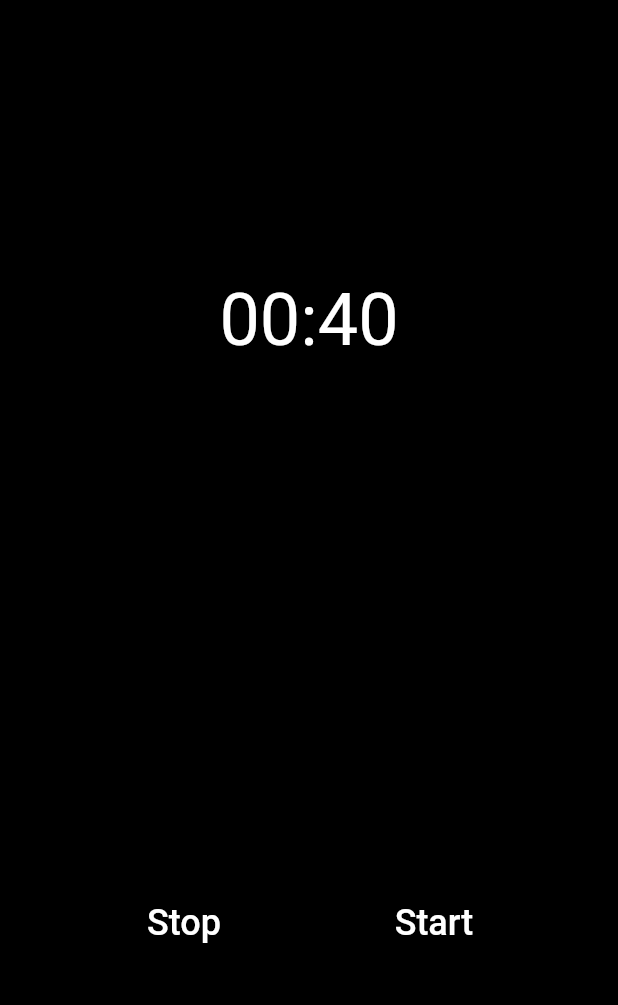
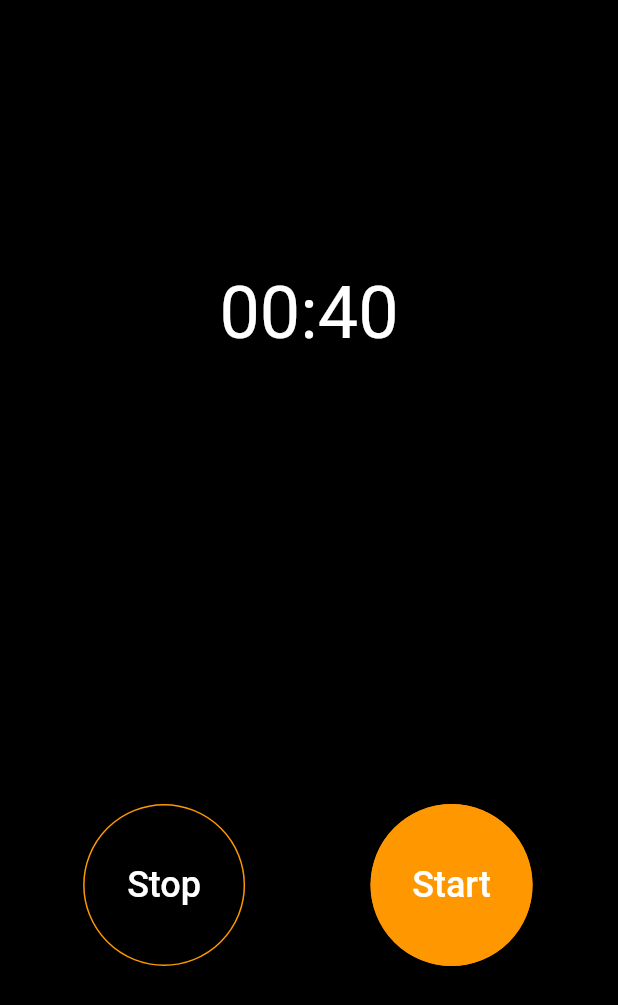
Before and after one commit to hisnameispum/ios_timer_with_flutter, a Flutter app: the screen it shows after launch, on a phone screen of 412 x 824 dp. Shown: the top 1005 px of the screen. Run offline on Flutter 3.47's test engine with Material 2 defaults, Android fonts, the phone set to English and light mode, and no system bars.

Commit message:
Added 2 buttons

```diff
--- a/lib/main.dart
+++ b/lib/main.dart
@@ -75,12 +75,19 @@ class _MyHomePageState extends State<MyHomePage> {
               ],
             ),
             SizedBox(
-              height: 350,
+              height: 300,
             ),
             Row(
               mainAxisAlignment: MainAxisAlignment.spaceEvenly,
               children: [
                 RaisedButton(
+                  onPressed: (){},
+                  color: Colors.black,
+                  shape: CircleBorder(
+                      side: BorderSide(color: Colors.orange),
+                  ),
+                  child: Padding(
+                    padding: const EdgeInsets.all(40.0),
                     child: Text(
                         "Stop",
                         style: TextStyle(
@@ -89,12 +96,21 @@ class _MyHomePageState extends State<MyHomePage> {
                       ),
                     ),
                   ),
+                ),
                 RaisedButton(
+                  onPressed: (){},
+                  color: Colors.orange,
+                  shape: CircleBorder(
+                    side: BorderSide(color: Colors.orange),
+                  ),
+                  child: Padding(
+                    padding: const EdgeInsets.all(40.0),
                     child: Text(
                       "Start",
                       style: TextStyle(
                         color: Colors.white,
                         fontSize: 24,
+                      ),
                     ),
                   ),
                 ),
```
Lines whose indentation alone changed are shown as unchanged.
